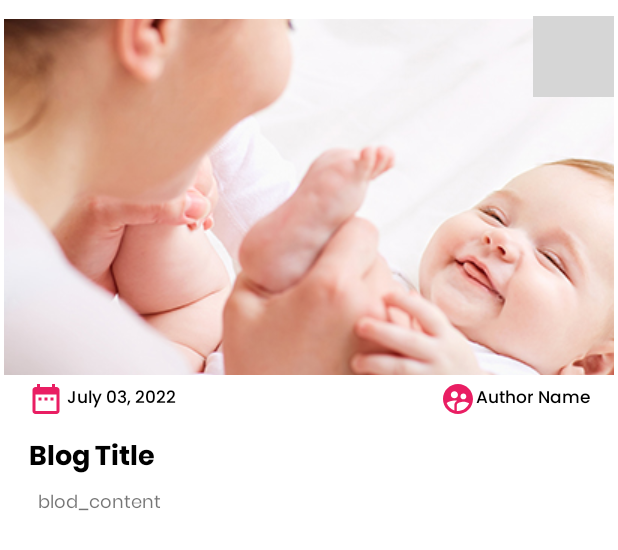
After one commit to Rnad95/MomToBe, an Android app: the layout activity_blog_items.xml on its own in the app's theme, with its tools: preview values and no code run, on a phone screen of 412 x 824 dp. The commit adds this screen. Shown: the top 550 px of the screen. Run offline under Robolectric (Android 15) with nearby library versions, the phone set to English and light mode, and no system bars; network calls fail; grey boxes are pictures that could not be loaded.

Commit message:
saved blogs adapter created , helped by hamzeh and renad

```diff
--- /dev/null
+++ b/app/src/main/res/layout/activity_blog_items.xml
@@ -0,0 +1,121 @@
+<?xml version="1.0" encoding="utf-8"?>
+<androidx.cardview.widget.CardView
+    xmlns:android="http://schemas.android.com/apk/res/android"
+    xmlns:app="http://schemas.android.com/apk/res-auto"
+    xmlns:tools="http://schemas.android.com/tools"
+    android:layout_width="match_parent"
+    android:layout_height="wrap_content"
+    android:layout_marginVertical="@dimen/_5sdp"
+    app:cardPreventCornerOverlap="true"
+    android:background="@color/white"
+    app:cardUseCompatPadding="true">
+
+
+    <androidx.constraintlayout.widget.ConstraintLayout
+        android:layout_width="match_parent"
+        android:layout_height="wrap_content"
+        >
+
+        <ImageView
+            android:id="@+id/saved_blog_favorite_img"
+            android:layout_width="match_parent"
+            android:layout_height="237dp"
+            android:contentDescription="@string/app_name"
+            android:src="@drawable/blog_mom"
+            android:scaleType="center"
+            android:adjustViewBounds="true"
+            app:layout_constraintBottom_toBottomOf="parent"
+            app:layout_constraintEnd_toEndOf="parent"
+            app:layout_constraintStart_toStartOf="parent"
+            app:layout_constraintTop_toTopOf="parent"
+            app:layout_constraintVertical_bias="0.022" />
+
+        <TextView
+            android:id="@+id/saved_blog_archive_title"
+            android:layout_width="match_parent"
+            android:layout_height="wrap_content"
+            android:layout_marginLeft="@dimen/_13sdp"
+            android:layout_marginTop="40dp"
+            android:layout_toEndOf="@id/saved_blog_favorite_img"
+            android:fontFamily="@font/poppins_bold"
+            android:text="Blog Title"
+            android:textColor="@color/black"
+            android:textSize="18sp"
+            android:textStyle="bold"
+            app:layout_constraintEnd_toEndOf="@+id/saved_blog_favorite_img"
+            app:layout_constraintHorizontal_bias="1.0"
+            app:layout_constraintStart_toStartOf="@+id/saved_blog_favorite_img"
+            app:layout_constraintTop_toBottomOf="@+id/saved_blog_favorite_img" />
+
+        <TextView
+            android:id="@+id/saved_blog_archive_desc"
+            android:layout_width="match_parent"
+            android:layout_height="wrap_content"
+            android:layout_marginLeft="@dimen/_13sdp"
+            android:layout_below="@id/saved_blog_archive_title"
+            android:layout_marginTop="4dp"
+            android:layout_toEndOf="@id/saved_blog_favorite_img"
+            android:drawablePadding="2dp"
+            android:fontFamily="@font/poppins_regular"
+            android:paddingStart="6dp"
+            android:paddingBottom="5dp"
+            android:text="blod_content"
+            android:textSize="12sp"
+            app:layout_constraintEnd_toEndOf="@+id/saved_blog_favorite_img"
+            app:layout_constraintHorizontal_bias="0.678"
+            app:layout_constraintStart_toStartOf="@+id/saved_blog_favorite_img"
+            app:layout_constraintTop_toBottomOf="@+id/saved_blog_archive_title"
+            tools:ignore="SmallSp" />
+
+        <ImageButton
+            android:id="@+id/saved_favorite_blog"
+            android:layout_width="54dp"
+            android:layout_height="54dp"
+            android:layout_alignParentEnd="true"
+            android:background="@drawable/flag_transparent"
+            android:src="@drawable/ic_baseline_favorite_border_24"
+            app:layout_constraintEnd_toEndOf="parent"
+            app:layout_constraintTop_toTopOf="parent" />
+
+        <TextView
+            android:id="@+id/saved_blog_archive_date"
+            android:layout_width="wrap_content"
+            android:layout_height="wrap_content"
+            android:layout_marginStart="16dp"
+            android:layout_marginTop="4dp"
+            android:drawableLeft="@drawable/ic_baseline_date_range_24"
+            android:drawablePadding="2dp"
+            android:fontFamily="@font/poppins_medium"
+            android:gravity="center"
+            android:text="July 03, 2022"
+            android:textColor="@color/black"
+            android:textSize="11sp"
+            app:layout_constraintStart_toStartOf="@+id/saved_blog_favorite_img"
+            app:layout_constraintTop_toBottomOf="@+id/saved_blog_favorite_img" />
+
+        <TextView
+            android:id="@+id/saved_blog_archive_autherName"
+            android:layout_width="wrap_content"
+            android:layout_height="wrap_content"
+            android:layout_marginTop="4dp"
+            android:drawableLeft="@drawable/ic_baseline_supervised_user_circle_24"
+            android:fontFamily="@font/poppins_medium"
+            android:gravity="center"
+            android:text="Author Name"
+            android:textColor="@color/black"
+            android:textSize="11sp"
+            app:layout_constraintEnd_toEndOf="parent"
+            app:layout_constraintHorizontal_bias="0.917"
+            app:layout_constraintStart_toEndOf="@+id/saved_blog_archive_date"
+            app:layout_constraintTop_toBottomOf="@+id/saved_blog_favorite_img" />
+
+        <LinearLayout
+            android:layout_width="120dp"
+            android:layout_height="match_parent"
+            android:orientation="horizontal"
+            app:layout_constraintEnd_toEndOf="parent"
+            app:layout_constraintTop_toTopOf="parent" />
+
+    </androidx.constraintlayout.widget.ConstraintLayout>
+
+</androidx.cardview.widget.CardView>
```
Also changed, not shown: app/src/main/java/com/example/momtobe/SavedActivity.java (+6 -5 lines), app/src/main/java/com/example/momtobe/adapter/SavedBlogAdapter.java (added, +129 -0 lines).
